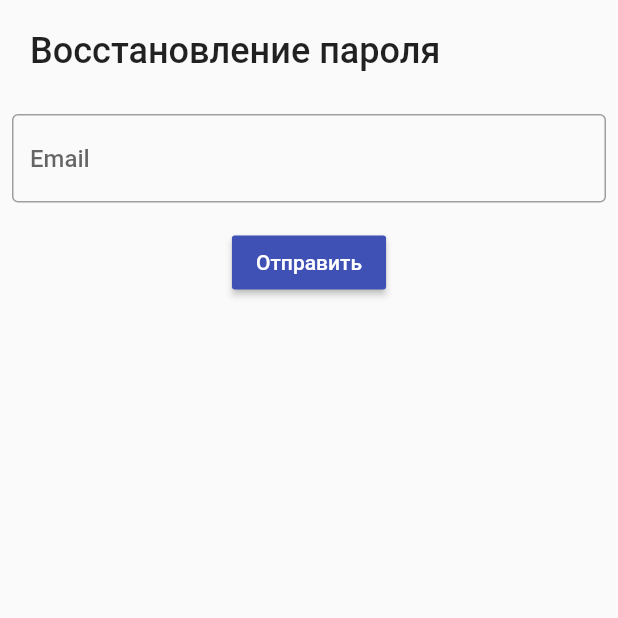
After one commit to petyaas/eclipse_cosmetic, a Flutter app: the screen it shows after launch, after a tap on "Восстановление пароля", on a phone screen of 412 x 824 dp, the top half of it. The commit adds this screen. Run offline on Flutter 3.47's test engine with Material 2 defaults, Android fonts, the phone set to English and light mode, and no system bars; our stand-ins replace email_validator.

Commit message:
Add font

```diff
--- a/lib/main.dart
+++ b/lib/main.dart
@@ -1,3 +1,5 @@
+import 'package:eclipse_cosmetic/pages/recoverpass.dart';
+
 import './pages/login.dart';
 import 'package:flutter/material.dart';
 
@@ -30,14 +32,23 @@ class MyHomePage extends StatelessWidget {
           padding: EdgeInsets.all(8),
             children: <Widget>[
               RaisedButton(
-                child: Text('Login'),
+                  child: Text('Login'),
                   onPressed: (){
                     Navigator.push(
                       context,
                       MaterialPageRoute(builder: (context) => Login()),
                     );
                   }
-                  ),
+              ),
+              RaisedButton(
+                  child: Text('Восстановление пароля'),
+                  onPressed: (){
+                    Navigator.push(
+                      context,
+                      MaterialPageRoute(builder: (context) => Recoverpass()),
+                    );
+                  }
+              ),
             ],
         ),
     );
--- /dev/null
+++ b/lib/pages/recoverpass.dart
@@ -0,0 +1,81 @@
+import 'package:flutter/material.dart';
+import 'package:eclipse_cosmetic/services/emailcheck.dart';
+import 'package:provider/provider.dart';
+
+class Recoverpass extends StatelessWidget {
+  @override
+  Widget build(BuildContext context) {
+    return ChangeNotifierProvider<Logstat>(
+        create: (context) => Logstat(),
+        child: Recoverwidget()
+    );
+  }
+}
+class Recoverwidget extends StatelessWidget {
+  @override
+  Widget build(BuildContext context) {
+    return SafeArea(
+      child: Scaffold(
+        body: Column(
+//        mainAxisAlignment: MainAxisAlignment.center,
+          crossAxisAlignment: CrossAxisAlignment.start,
+          children: <Widget>[
+            Container(
+//              height: 50,
+              child: Padding(
+                padding: const EdgeInsets.all(20),
+                child: Text('Восстановление пароля',
+                  style: TextStyle(fontSize: 24,fontFamily: 'Roboto'),),
+              ),
+            ),
+            Padding(
+              padding: const EdgeInsets.all(8.0),
+              child: TextFormField(
+//                  obscureText: true,
+                textAlign: TextAlign.start,
+                keyboardType: TextInputType.name,
+                decoration: InputDecoration(
+                  hintText: 'Email',
+                  hintStyle: TextStyle(color: Color(0X99000000)),
+                  border: OutlineInputBorder(
+                    gapPadding: 30,
+                    //                  borderRadius: BorderRadius.circular(30),
+                    borderSide: BorderSide(color: Colors.grey, width: 5.0),
+                  ),
+                  enabledBorder: OutlineInputBorder(
+                    //                    borderRadius: BorderRadius.circular(30),
+                    borderSide: BorderSide(color: Colors.grey),
+                  ),
+                  errorBorder: OutlineInputBorder(
+//                      borderRadius: BorderRadius.circular(30),
+                    borderSide: BorderSide(color: Colors.red),
+                  ),
+                  errorText: context.watch<Logstat>().geterorruser(),
+                ),
+                textInputAction: TextInputAction.next,
+//      onSaved: emailvalue=>context.watch<Emailcheck>().get
+//              focusNode: _tokenFocusNode,
+                onChanged: (value){
+                  context.read<Logstat>().changelogin(value);
+                },
+              ),
+            ),
+            Padding(
+              padding: const EdgeInsets.all(8.0),
+              child: Center(
+                child: RaisedButton(
+                  color: Colors.indigo,
+                  child: Text(
+                    "Отправить",
+                    style: TextStyle(color: Colors.white),
+                  ),
+                  onPressed: () {},
+                ),
+              ),
+            ),
+          ],
+        ),
+      ),
+    );
+  }
+}
```
